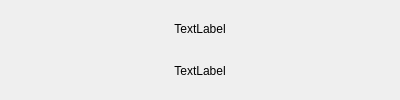
First picture: the form in KCloud/GraphicClient/Waiter.ui, repository milazzo-g/KCloud, before the edit.
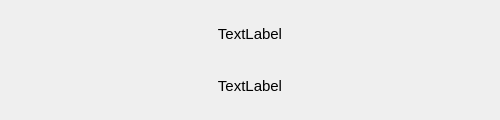
Second picture: the form after the edit.

```diff
--- a/KCloud/GraphicClient/Waiter.ui
+++ b/KCloud/GraphicClient/Waiter.ui
@@ -6,13 +6,13 @@
    <rect>
     <x>0</x>
     <y>0</y>
-    <width>400</width>
-    <height>100</height>
+    <width>500</width>
+    <height>120</height>
    </rect>
   </property>
   <property name="font">
    <font>
-    <pointsize>9</pointsize>
+    <pointsize>11</pointsize>
    </font>
   </property>
   <property name="windowTitle">
```
